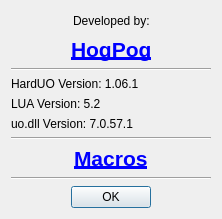
This is HardUO/about.ui in alextrevisan/HardUO as Qt 5 draws it before an edit. The edited form follows.
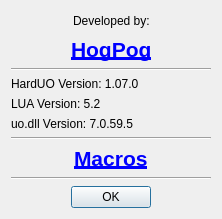
This is the edited form. Icons and pictures are not drawn.

Commit message: Updated uo.dll version

```diff
--- a/HardUO/about.ui
+++ b/HardUO/about.ui
@@ -112,7 +112,7 @@
    <item>
     <widget class="QLabel" name="label_4">
      <property name="text">
-      <string>HardUO Version: 1.06.1</string>
+      <string>HardUO Version: 1.07.0</string>
      </property>
     </widget>
    </item>
@@ -126,7 +126,7 @@
    <item>
     <widget class="QLabel" name="label_6">
      <property name="text">
-      <string>uo.dll Version: 7.0.57.1</string>
+      <string>uo.dll Version: 7.0.59.5</string>
      </property>
     </widget>
    </item>
```
The commit also changes 2 other files.
